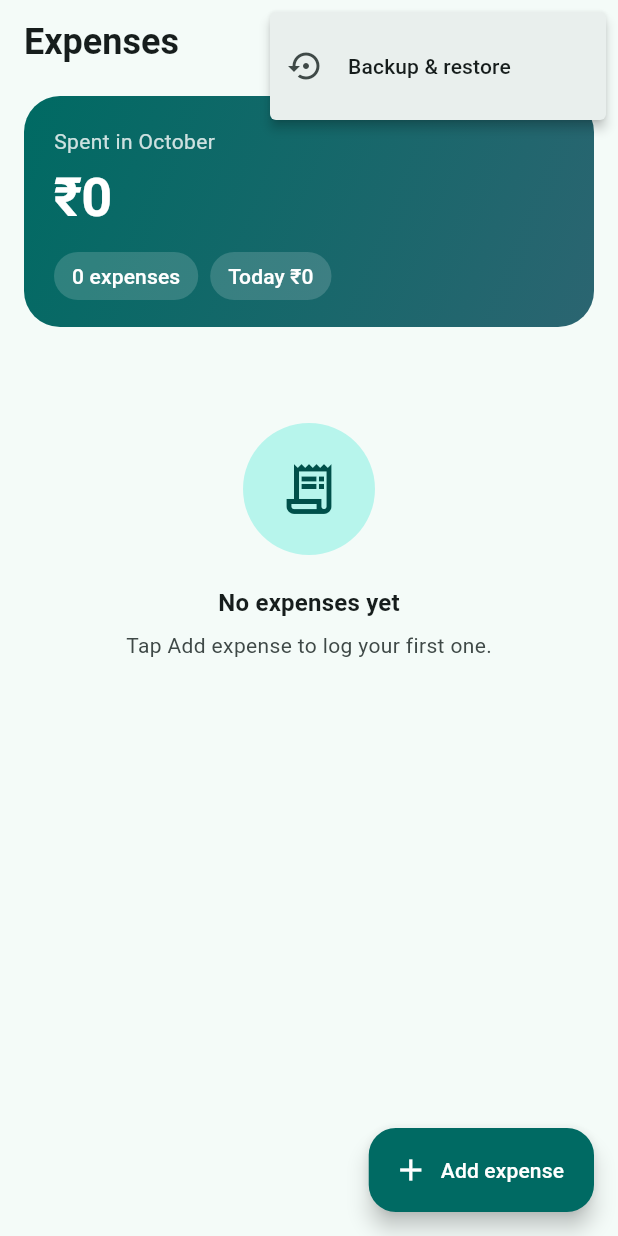
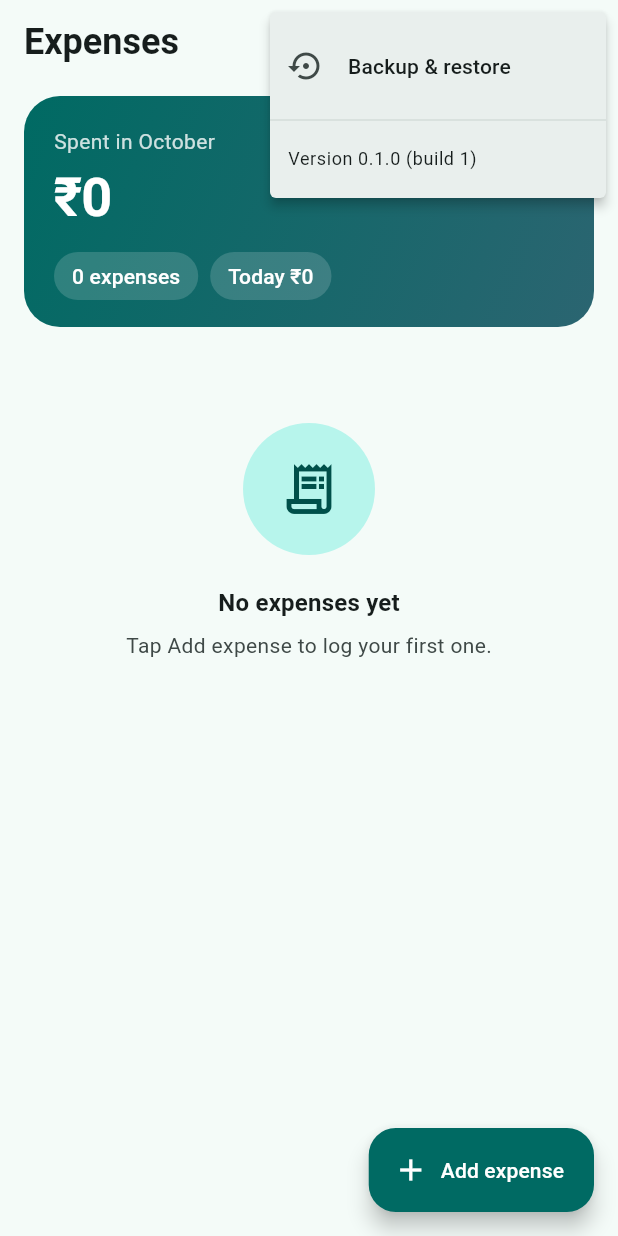
Before and after one commit to sivasankar3629/Expense-Tracker, a Flutter app: the screen it shows after launch, after a tap on the "more vert" icon, on a phone screen of 412 x 824 dp. Run offline on Flutter 3.47's test engine with Material 3 defaults, Android fonts, the phone set to English and light mode, and no system bars; our stand-ins replace file_picker, package_info_plus, sqflite; accounts and stored records are empty.

Commit message:
Number each build and show the version in the app
- Use the CI run number as the Android version code
- Show the installed version and build at the bottom of the menu
- Title each release with its build number

```diff
--- a/lib/main.dart
+++ b/lib/main.dart
@@ -1,5 +1,6 @@
 import 'package:flutter/foundation.dart';
 import 'package:flutter/material.dart';
+import 'package:package_info_plus/package_info_plus.dart';
 
 import 'data/expense_storage.dart';
 import 'data/sqlite_storage.dart';
@@ -11,13 +12,20 @@ Future<void> main() async {
   WidgetsFlutterBinding.ensureInitialized();
   // SQLite isn't available on web, so the web preview keeps data in memory only.
   final ExpenseStorage storage = kIsWeb ? InMemoryStorage() : await SqliteStorage.open();
-  runApp(ExpenseTrackerApp(store: await ExpenseStore.open(storage)));
+  final info = await PackageInfo.fromPlatform();
+  runApp(ExpenseTrackerApp(
+    store: await ExpenseStore.open(storage),
+    versionLabel: 'Version ${info.version} (build ${info.buildNumber})',
+  ));
 }
 
 class ExpenseTrackerApp extends StatelessWidget {
-  const ExpenseTrackerApp({super.key, required this.store});
+  const ExpenseTrackerApp({super.key, required this.store, this.versionLabel});
 
   final ExpenseStore store;
+
+  /// e.g. "Version 0.1.0 (build 7)"; shown in the home screen's menu.
+  final String? versionLabel;
 
   @override
   Widget build(BuildContext context) {
@@ -26,7 +34,7 @@ class ExpenseTrackerApp extends StatelessWidget {
       debugShowCheckedModeBanner: false,
       theme: buildTheme(Brightness.light),
       darkTheme: buildTheme(Brightness.dark),
-      home: HomeScreen(store: store),
+      home: HomeScreen(store: store, versionLabel: versionLabel),
     );
   }
 }
--- a/lib/screens/home_screen.dart
+++ b/lib/screens/home_screen.dart
@@ -9,9 +9,12 @@ import 'backup_screen.dart';
 import 'expense_form_screen.dart';
 
 class HomeScreen extends StatelessWidget {
-  const HomeScreen({super.key, required this.store});
+  const HomeScreen({super.key, required this.store, this.versionLabel});
 
   final ExpenseStore store;
+
+  /// Shown at the bottom of the menu so it's easy to tell which build is installed.
+  final String? versionLabel;
 
   void _openAddExpense(BuildContext context) {
     Navigator.of(context).push(
@@ -87,6 +90,14 @@ class HomeScreen extends StatelessWidget {
                   contentPadding: EdgeInsets.zero,
                 ),
               ),
+              if (versionLabel != null) ...[
+                const PopupMenuDivider(),
+                PopupMenuItem(
+                  enabled: false,
+                  height: 36,
+                  child: Text(versionLabel!, style: Theme.of(context).textTheme.bodySmall),
+                ),
+              ],
             ],
           ),
           const SizedBox(width: 4),
--- a/pubspec.yaml
+++ b/pubspec.yaml
@@ -10,6 +10,7 @@ dependencies:
   file_picker: ^13.3.0
   flutter:
     sdk: flutter
+  package_info_plus: ^10.2.2
   sqflite: ^2.4.5
 
 dev_dependencies:
```
Also changed, not shown: pubspec.lock, 2 other files.
